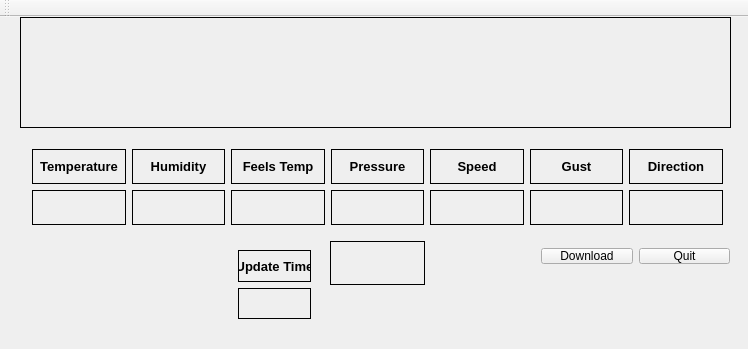
Old version of the form mainwindow.ui in the repository bonnette/genweather.
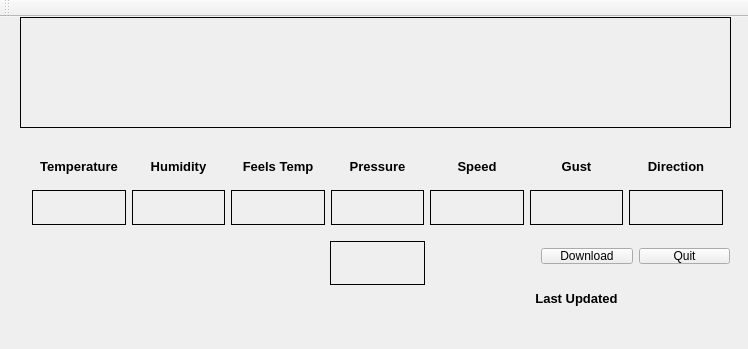
New version of the form.

Commit message: changed look and adjusted wind calc

Patch:
```diff
--- a/mainwindow.ui
+++ b/mainwindow.ui
@@ -96,7 +96,7 @@
           </font>
          </property>
          <property name="frameShape">
-          <enum>QFrame::Panel</enum>
+          <enum>QFrame::NoFrame</enum>
          </property>
          <property name="text">
           <string>Temperature</string>
@@ -142,7 +142,7 @@
           </font>
          </property>
          <property name="frameShape">
-          <enum>QFrame::Panel</enum>
+          <enum>QFrame::NoFrame</enum>
          </property>
          <property name="text">
           <string>Humidity</string>
@@ -188,7 +188,7 @@
           </font>
          </property>
          <property name="frameShape">
-          <enum>QFrame::Panel</enum>
+          <enum>QFrame::NoFrame</enum>
          </property>
          <property name="text">
           <string>Feels Temp</string>
@@ -234,7 +234,7 @@
           </font>
          </property>
          <property name="frameShape">
-          <enum>QFrame::Panel</enum>
+          <enum>QFrame::NoFrame</enum>
          </property>
          <property name="text">
           <string>Pressure</string>
@@ -280,7 +280,7 @@
           </font>
          </property>
          <property name="frameShape">
-          <enum>QFrame::Panel</enum>
+          <enum>QFrame::NoFrame</enum>
          </property>
          <property name="text">
           <string>Speed</string>
@@ -332,7 +332,7 @@
           </font>
          </property>
          <property name="frameShape">
-          <enum>QFrame::Panel</enum>
+          <enum>QFrame::NoFrame</enum>
          </property>
          <property name="text">
           <string>Gust</string>
@@ -378,7 +378,7 @@
           </font>
          </property>
          <property name="frameShape">
-          <enum>QFrame::Panel</enum>
+          <enum>QFrame::NoFrame</enum>
          </property>
          <property name="text">
           <string>Direction</string>
@@ -490,9 +490,17 @@
       <height>91</height>
      </rect>
     </property>
-    <layout class="QVBoxLayout" name="verticalLayout_8">
-     <item>
+    <layout class="QVBoxLayout" name="verticalLayout_8"/>
+   </widget>
       <widget class="QLabel" name="label_7">
+    <property name="geometry">
+     <rect>
+      <x>530</x>
+      <y>260</y>
+      <width>93</width>
+      <height>42</height>
+     </rect>
+    </property>
        <property name="font">
         <font>
          <family>Tahoma</family>
@@ -502,18 +510,24 @@
         </font>
        </property>
        <property name="frameShape">
-        <enum>QFrame::Box</enum>
+     <enum>QFrame::NoFrame</enum>
        </property>
        <property name="text">
-        <string>Update Time</string>
+     <string>Last Updated</string>
        </property>
        <property name="alignment">
         <set>Qt::AlignCenter</set>
        </property>
       </widget>
-     </item>
-     <item>
       <widget class="QLabel" name="time_lbl">
+    <property name="geometry">
+     <rect>
+      <x>640</x>
+      <y>270</y>
+      <width>93</width>
+      <height>21</height>
+     </rect>
+    </property>
        <property name="font">
         <font>
          <family>Tahoma</family>
@@ -521,7 +535,7 @@
         </font>
        </property>
        <property name="frameShape">
-        <enum>QFrame::Box</enum>
+     <enum>QFrame::NoFrame</enum>
        </property>
        <property name="text">
         <string/>
@@ -529,9 +543,6 @@
        <property name="alignment">
         <set>Qt::AlignCenter</set>
        </property>
-      </widget>
-     </item>
-    </layout>
    </widget>
   </widget>
   <widget class="QMenuBar" name="menuBar">
```
Lines whose indentation alone changed are shown as unchanged. The commit also changes 2 other files.
